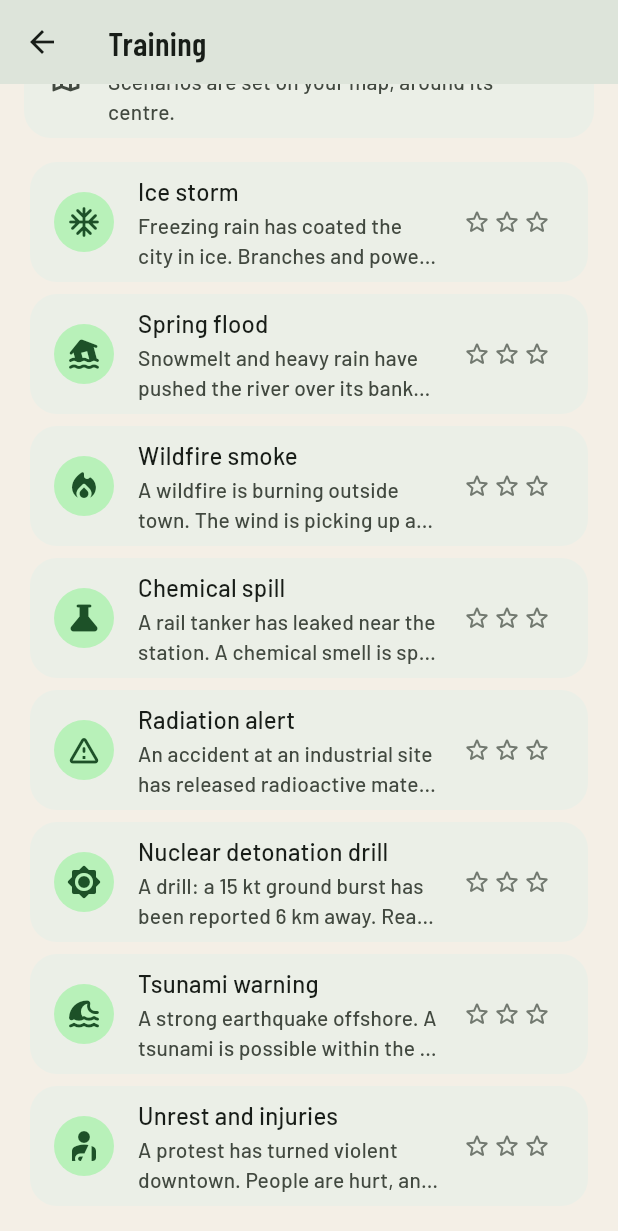
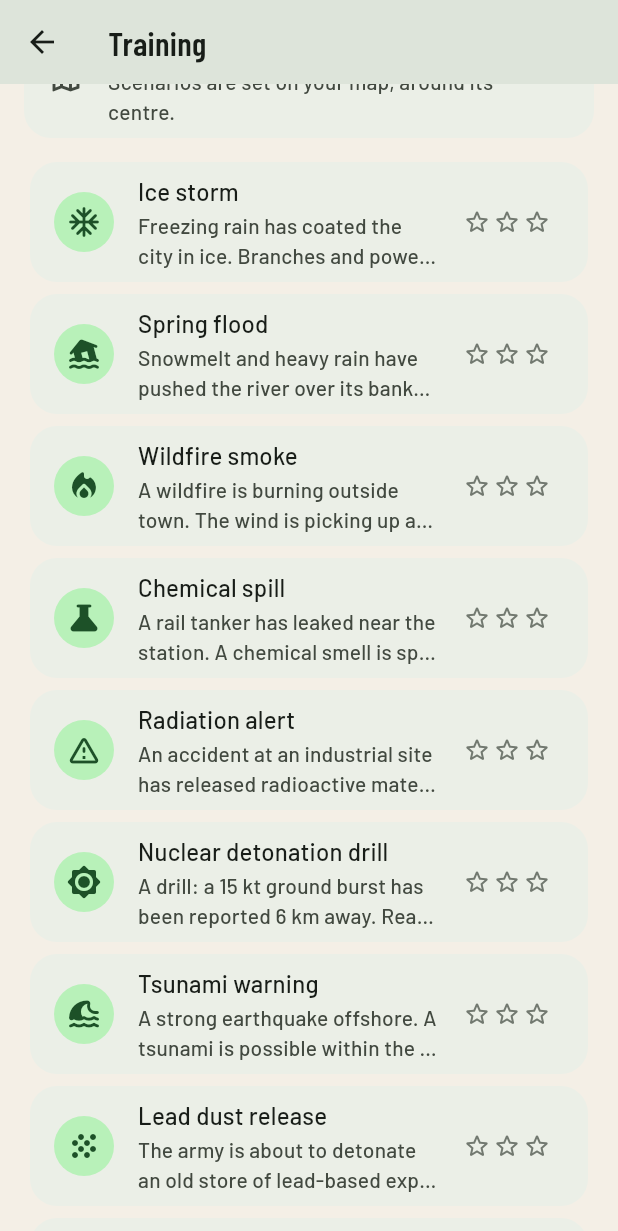
Before and after one commit to Relatora/holdfast, a Flutter app: the TrainingScreen screen opened directly, scrolled down 230 dp, on a phone screen of 412 x 824 dp. Shown: the top 1231 px of the screen. Run offline on Flutter 3.47's test engine with Material 3 defaults, Android fonts, the phone set to English and light mode, and no system bars; our stand-ins replace flutter_animate, flutter_local_notifications, flutter_map, geolocator, latlong2, material_ui and 1 more; missing offline and left inert: pmtiles, vector_map_tiles, vector_map_tiles_pmtiles, vector_tile_renderer; accounts and stored records are empty; network calls fail.

Commit message:
Add a lead dust release training scenario (#87)
Modelled on the Army's November 2026 lead azide detonation in Iowa: a
planned release 3 km upwind confirmed by officials, the detonation, then
neighbours' soil readings arriving, high along the plume and low upwind
and to the side, enough for an estimated zone.

The player opens the release to see where the dust drifts, finds their
own location, plans a route out of the plume, reads a neighbour's soil
reading and adds one for their own yard. Scripted readings use a new
ScriptedSample event; finding your location and opening a reading are
reported to the scenario like other actions.

Trained responder now needs all nine scenarios.

Closes #86

```diff
--- a/lib/home/home_screen.dart
+++ b/lib/home/home_screen.dart
@@ -454,6 +454,7 @@ class _HomeScreenState extends State<HomeScreen> with TickerProviderStateMixin {
     if (_locator.busy) return;
     final fix = await locateMe(context, _locator);
     if (fix == null || !mounted) return;
+    TrainingHooks.report(const FoundMyLocation());
     // A GPS fix: street level. A rough one: wide enough to show its circle
     // (about 16 at 100 m, one zoom level out per doubling).
     final fitZoom = (16 - math.log(math.max(fix.accuracyMeters, 100) / 100) / math.ln2).clamp(9.0, 17.0);
--- a/lib/reputation/achievements.dart
+++ b/lib/reputation/achievements.dart
@@ -68,7 +68,7 @@ class Achievement {
 
 /// Number of training scenarios; kept here so the badge rule doesn't depend
 /// on the training UI.
-int trainingScenarioCount = 8;
+int trainingScenarioCount = 9;
 
 final achievements = <Achievement>[
   Achievement(
--- a/lib/training/scenarios.dart
+++ b/lib/training/scenarios.dart
@@ -4,6 +4,7 @@ library;
 
 import 'package:material_ui/material_ui.dart';
 
+import '../contamination/contaminants.dart';
 import '../hazards/hazard.dart';
 import '../hazards/hazard_details.dart';
 import '../pois/poi.dart';
@@ -199,6 +200,54 @@ final scenarios = <Scenario>[
       routeAround('Plan a walking route away from the danger zone.'),
     ],
   ),
+  // Modelled on the U.S. Army's November 2026 detonation of degraded lead
+  // azide at the Iowa Army Ammunition Plant: a planned release, a
+  // downwind evacuation cone, shelter in place beyond it, and lead that
+  // settles into soil for decades.
+  Scenario(
+    id: 'leadDustRelease',
+    title: 'Lead dust release',
+    icon: Icons.grain_rounded,
+    briefing: 'The army is about to detonate an old store of lead-based explosive 3 km north-east of you. '
+        'The wind will carry lead dust your way for tens of kilometres.',
+    lesson: 'For lead dust: shelter in place with windows shut and ventilation on recirculate, and keep '
+        'children under 6 and pregnant women inside. Afterwards wet-clean, never sweep, and test the soil '
+        'before children play or you grow food. A blood lead test shows exposure from about the past month.',
+    par: _s(180),
+    events: [
+      ScriptedReport(
+        at: _s(3),
+        notice: 'Planned: a controlled detonation of lead-based explosive, upwind of you.',
+        ref: 'lead',
+        type: HazardType.leadDust,
+        bearing: 45,
+        meters: 3000,
+        details: {
+          'wind': {'from': 45.0, 'kmh': 13.0, 'source': 'forecast'},
+        },
+      ),
+      ScriptedVotes(at: _s(6), notice: 'Officials confirmed the release.', ref: 'lead', kind: VoteKind.confirm, count: 3),
+      ScriptedNotice(at: _s(25), notice: 'The detonation has happened. Dust is drifting your way: shelter in place.'),
+      // Neighbours' soil tests: high along the plume, low upwind and to the side.
+      ScriptedSample(at: _s(40), notice: 'Neighbours have tested their soil. Readings are on the map.',
+          contaminant: Contaminant.lead, value: 1400, bearing: 45, meters: 2200),
+      ScriptedSample(at: _s(40), notice: 'Neighbours have tested their soil. Readings are on the map.',
+          contaminant: Contaminant.lead, value: 850, bearing: 45, meters: 1400),
+      ScriptedSample(at: _s(40), notice: 'Neighbours have tested their soil. Readings are on the map.',
+          contaminant: Contaminant.lead, value: 310, bearing: 50, meters: 600),
+      ScriptedSample(at: _s(40), notice: 'Neighbours have tested their soil. Readings are on the map.',
+          contaminant: Contaminant.lead, value: 70, bearing: 135, meters: 1200),
+      ScriptedSample(at: _s(40), notice: 'Neighbours have tested their soil. Readings are on the map.',
+          contaminant: Contaminant.lead, value: 40, bearing: 225, meters: 900),
+    ],
+    objectives: [
+      open(HazardType.leadDust, 'Open the release and see where the dust will drift.'),
+      findMe('Find your own location on the map.'),
+      routeAround('Plan a route that keeps out of the dust plume.'),
+      openReading("Open a neighbour's soil reading and read what it means."),
+      addReading(Contaminant.lead, 'Test your own yard: add a lead reading where you are.'),
+    ],
+  ),
   Scenario(
     id: 'unrestInjuries',
     title: 'Unrest and injuries',
--- a/lib/training/training_hooks.dart
+++ b/lib/training/training_hooks.dart
@@ -53,6 +53,12 @@ class AddedSample extends TrainingAction {
   final Contaminant contaminant;
 }
 
+/// The player opened a contamination reading.
+class OpenedSample extends TrainingAction {
+  const OpenedSample(this.contaminant);
+  final Contaminant contaminant;
+}
+
 /// The player found their location (any method).
 class FoundMyLocation extends TrainingAction {
   const FoundMyLocation();
```
Also changed, not shown: lib/contamination/sample_sheet.dart (+7 -1 lines), lib/training/scenario.dart (+22 -0 lines), lib/training/training_controller.dart (+19 -0 lines), 1 other file.
